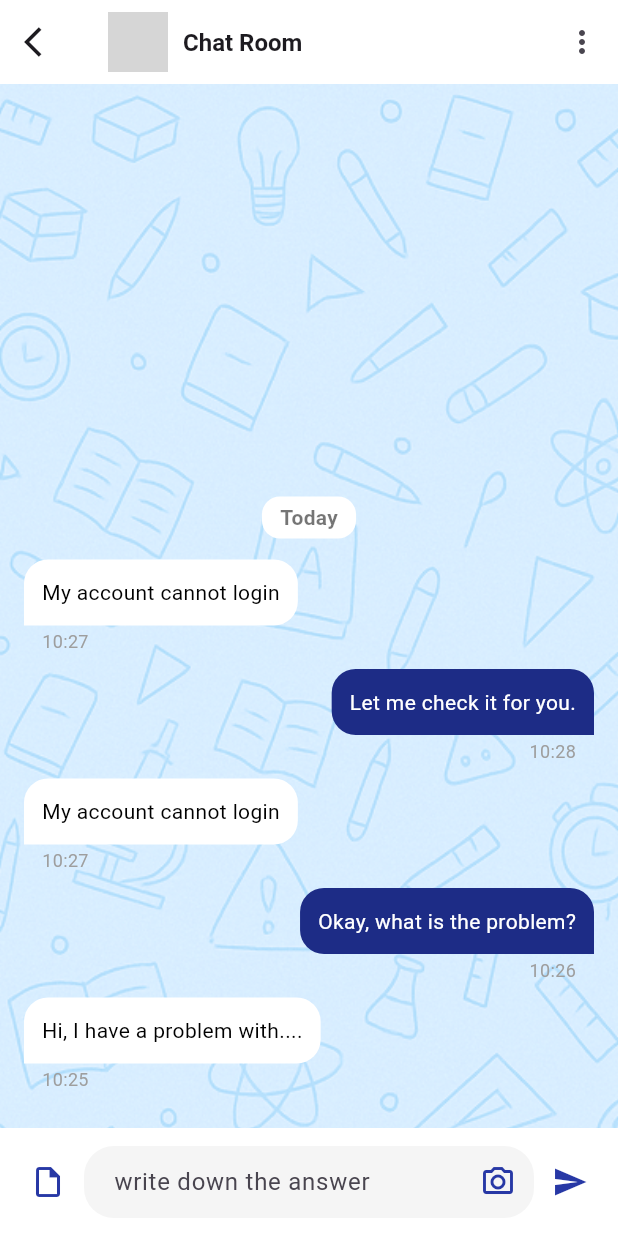
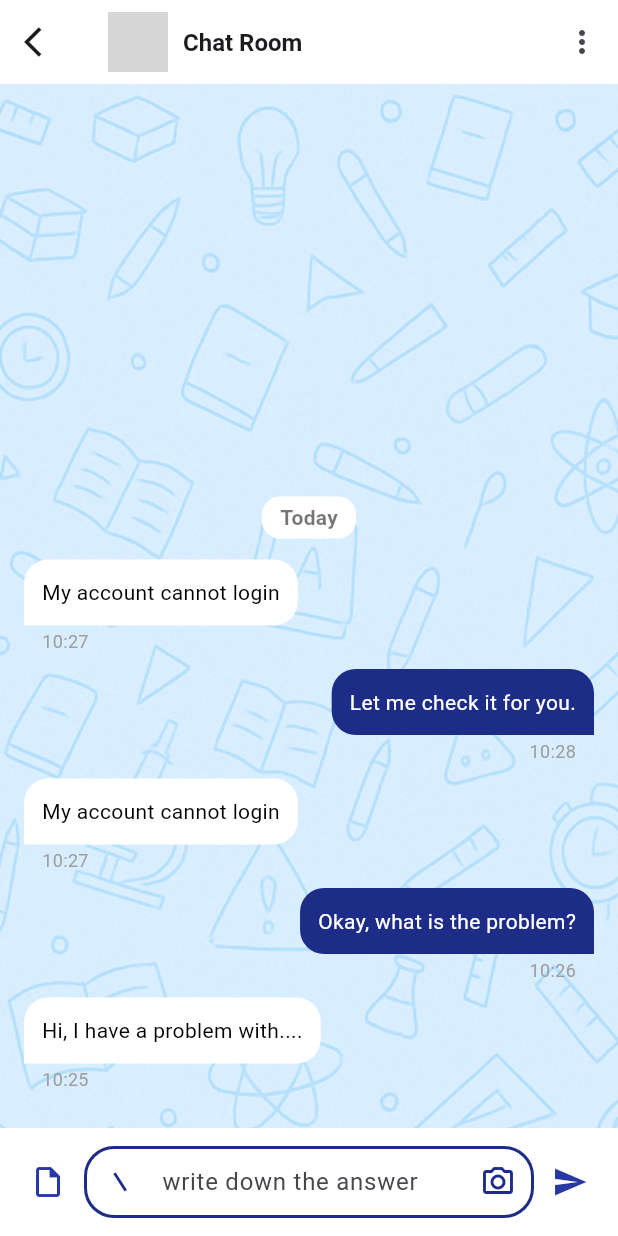
Before and after one commit to rifqinailal/admin_gychat, a Flutter app: the RoomChatScreen screen opened by its route, on a phone screen of 412 x 824 dp. Run offline on Flutter 3.47's test engine with Material 3 defaults, Android fonts, the phone set to English and light mode, and no system bars; our stand-ins replace get; network calls fail; grey boxes are pictures that could not be loaded.

Commit message:
selection message

```diff
--- a/lib/modules/room_chat/room_chat_screen.dart
+++ b/lib/modules/room_chat/room_chat_screen.dart
@@ -25,7 +25,6 @@ String formatDateSeparator(DateTime date) {
 class RoomChatScreen extends GetView<RoomChatController> {
   const RoomChatScreen({super.key});
 
-  // Method untuk AppBar saat mode normal
   AppBar _buildNormalAppBar() {
     return AppBar(
       backgroundColor: Colors.white,
@@ -94,7 +93,6 @@ class RoomChatScreen extends GetView<RoomChatController> {
     );
   }
 
-  // Method untuk AppBar saat mode search
   AppBar _buildSearchAppBar() {
     return AppBar(
       backgroundColor: Colors.white,
@@ -115,27 +113,60 @@ class RoomChatScreen extends GetView<RoomChatController> {
     );
   }
 
-  // Di dalam class RoomChatScreen
+  AppBar _buildMessageSelectionAppBar() {
+    return AppBar(
+      backgroundColor: Colors.white,
+      scrolledUnderElevation: 0.0,
+      leadingWidth: 100,
+      leading: Row(
+        children: [
+          IconButton(
+            onPressed: () => controller.clearMessageSelection(),
+            icon: const Icon(Icons.arrow_back_ios),
+          ),
+          Obx(
+            () => Text(
+              '${controller.selectedMessages.length}',
+              style: const TextStyle(fontSize: 18, fontWeight: FontWeight.bold),
+            ),
+          ),
+        ],
+      ),
+      actions: [
+        IconButton(onPressed: () {}, icon: const Icon(Icons.reply)),
+        IconButton(onPressed: () {}, icon: const Icon(Icons.star_border)),
+        IconButton(
+          onPressed: () {},
+          icon: Transform.rotate(
+            angle: 1, // dalam radian,
+            child: Icon(Icons.push_pin_outlined,  color: Color(0xFF1D2C86)),
+          ),
+        ),
+        IconButton(onPressed: () {}, icon: const Icon(Icons.copy)),
+        IconButton(
+          onPressed: () {},
+          icon: const Icon(Icons.mode_edit_outline_outlined),
+        ),
+        IconButton(onPressed: () {}, icon: const Icon(Icons.delete_outline)),
+      ],
+    );
+  }
 
   @override
   Widget build(BuildContext context) {
     return Scaffold(
-      // MODIFIKASI DIMULAI DI SINI
       appBar: PreferredSize(
-        // 1. Beri tahu ukuran standar sebuah AppBar.
-        // `kToolbarHeight` adalah konstanta tinggi default AppBar di Flutter.
         preferredSize: const Size.fromHeight(kToolbarHeight),
-
-        // 2. Widget dinamis Anda (Obx) sekarang menjadi `child`-nya.
-        child: Obx(
-          () =>
-              controller.isSearchMode.value
-                  ? _buildSearchAppBar()
-                  : _buildNormalAppBar(),
+        child: Obx(() {
+          if (controller.isMessageSelectionMode.value) {
+            return _buildMessageSelectionAppBar();
+          } else if (controller.isSearchMode.value) {
+            return _buildSearchAppBar();
+          } else {
+            return _buildNormalAppBar();
+          }
+        }),
       ),
-      ),
-
-      // AKHIR MODIFIKASI
       body: Container(
         decoration: const BoxDecoration(
           image: DecorationImage(
@@ -176,6 +207,15 @@ class RoomChatScreen extends GetView<RoomChatController> {
                       showTail = message.senderId != prevMessage.senderId;
                     }
 
+                    // ========================================================
+                    // BAGIAN YANG DILENGKAPI ADA DI SINI
+                    // ========================================================
+                    return Obx(() {
+                      // Cek apakah pesan ini ada di dalam daftar pilihan.
+                      final isSelected = controller.selectedMessages.contains(
+                        message,
+                      );
+
                       return Column(
                         children: [
                           if (showDateSeparator)
@@ -188,14 +228,24 @@ class RoomChatScreen extends GetView<RoomChatController> {
                             timestamp: message.timestamp,
                             showTail: showTail,
                             highlightText: controller.searchQuery.value,
+                            // Hubungkan parameter interaksi
+                            isSelected: isSelected,
+                            onTap: () {
+                              if (controller.isMessageSelectionMode.value) {
+                                controller.toggleMessageSelection(message);
+                              }
+                            },
+                            onLongPress: () {
+                              controller.startMessageSelection(message);
+                            },
                           ),
                         ],
                       );
+                    });
                   },
                 ),
               ),
             ),
-            // Panggilan untuk input bar sekarang ada di tempat yang benar
             _buildMessageInputBar(),
           ],
         ),
@@ -203,7 +253,6 @@ class RoomChatScreen extends GetView<RoomChatController> {
     );
   }
 
-  // Method untuk input bar di bagian bawah
   Widget _buildMessageInputBar() {
     return Container(
       padding: const EdgeInsets.symmetric(horizontal: 8, vertical: 12),
@@ -223,25 +272,53 @@ class RoomChatScreen extends GetView<RoomChatController> {
               decoration: InputDecoration(
                 hintText: 'write down the answer',
                 filled: true,
-                fillColor: Colors.grey.shade100, // Warna abu-abu muda
+                fillColor: Colors.white,
                 contentPadding: const EdgeInsets.symmetric(
                   vertical: 10,
                   horizontal: 16,
                 ),
-                border: OutlineInputBorder(
+
+                enabledBorder: OutlineInputBorder(
                   borderRadius: BorderRadius.circular(20),
-                  borderSide: BorderSide.none, // Tanpa border luar
+                  borderSide: const BorderSide(
+                    color: Color(0xFF1D2C86),
+                    width: 2,
                   ),
+                ),
+                focusedBorder: OutlineInputBorder(
+                  borderRadius: BorderRadius.circular(20),
+                  borderSide: const BorderSide(
+                    color: Color(0xFF1D2C86),
+                    width: 2,
+                  ),
+                ),
+
+                // Tombol di depan teks
+                prefixIcon: IconButton(
+                  onPressed: () {
+                    // TODO: Aksi yang mau dilakukan saat tombol ditekan
+                    print("Prefix icon ditekan");
+                  },
+                  icon: Transform.rotate(
+                    angle: 1, // dalam radian,
+                    child: Icon(Icons.remove, color: Color(0xFF1D2C86)),
+                  ),
+                ),
+
+                // Tombol di belakang teks
                 suffixIcon: IconButton(
-                  onPressed: () {},
+                  onPressed: () {
+                    // TODO: Aksi saat camera ditekan
+                  },
                   icon: const Icon(
                     Icons.camera_alt_outlined,
-                    color: ThemeColor.primary,
+                    color: Color(0xFF1D2C86),
                   ),
                 ),
               ),
             ),
           ),
+
           IconButton(
             onPressed: controller.sendMessage,
             icon: const Icon(Icons.send, color: ThemeColor.primary),
--- a/lib/modules/room_chat/widget/chat_bubble.dart
+++ b/lib/modules/room_chat/widget/chat_bubble.dart
@@ -7,6 +7,9 @@ class ChatBubble extends StatelessWidget {
   final bool isSystemMessage;
   final DateTime timestamp;
   final bool showTail;
+  final bool isSelected;
+  final VoidCallback onTap;
+  final VoidCallback onLongPress;
 
   // PENAMBAHAN PARAMETER BARU UNTUK HIGHLIGHT
   final String? highlightText;
@@ -18,7 +21,9 @@ class ChatBubble extends StatelessWidget {
     this.isSystemMessage = false,
     required this.timestamp,
     required this.showTail,
-    // Tambahkan di constructor (tidak wajib, jadi boleh null)
+    required this.isSelected,
+    required this.onTap,
+    required this.onLongPress,
     this.highlightText,
   });
 
@@ -26,20 +31,29 @@ class ChatBubble extends StatelessWidget {
   Widget _buildHighlightedText() {
     // Jika tidak ada kata kunci pencarian, tampilkan Text biasa.
     if (highlightText == null || highlightText!.isEmpty) {
-      return Text(text, style: TextStyle(color: isSender ? Colors.white : Colors.black));
+      return Text(
+        text,
+        style: TextStyle(color: isSender ? Colors.white : Colors.black),
+      );
     }
 
     final regex = RegExp(highlightText!, caseSensitive: false);
     final matches = regex.allMatches(text);
 
     if (matches.isEmpty) {
-      return Text(text, style: TextStyle(color: isSender ? Colors.white : Colors.black));
+      return Text(
+        text,
+        style: TextStyle(color: isSender ? Colors.white : Colors.black),
+      );
     }
 
     // `RichText` bisa menampilkan teks dengan berbagai gaya berbeda dalam satu widget.
     return RichText(
       text: TextSpan(
-        style: TextStyle(color: isSender ? Colors.white : Colors.black, fontSize: 14),
+        style: TextStyle(
+          color: isSender ? Colors.white : Colors.black,
+          fontSize: 14,
+        ),
         // `children` diisi oleh list `TextSpan` yang sudah dipecah.
         children: _generateSpans(text, matches),
       ),
@@ -57,13 +71,15 @@ class ChatBubble extends StatelessWidget {
         spans.add(TextSpan(text: text.substring(lastMatchEnd, match.start)));
       }
       // Tambahkan bagian teks yang cocok (kata kunci) dengan gaya berbeda.
-      spans.add(TextSpan(
+      spans.add(
+        TextSpan(
           text: text.substring(match.start, match.end),
           style: const TextStyle(
             backgroundColor: Colors.yellow, // Warna highlight
             color: Colors.black, // Warna teks di dalam highlight
           ),
-      ));
+        ),
+      );
       lastMatchEnd = match.end;
     }
     // Tambahkan sisa teks normal (setelah kata kunci terakhir).
@@ -72,7 +88,6 @@ class ChatBubble extends StatelessWidget {
     }
     return spans;
   }
-
 
   @override
   Widget build(BuildContext context) {
@@ -91,13 +106,39 @@ class ChatBubble extends StatelessWidget {
     }
 
     // `Column` untuk menyusun gelembung dan waktu
-    return Column(
-      crossAxisAlignment: isSender ? CrossAxisAlignment.end : CrossAxisAlignment.start,
+    return GestureDetector(
+      // `onTap` dihubungkan ke parameter onTap dari constructor.
+      onTap: onTap,
+      // `onLongPress` dihubungkan ke parameter onLongPress dari constructor.
+      onLongPress: onLongPress,
+
+      // 2. DIBUNGKUS DENGAN Container UNTUK WARNA SELEKSI
+      //    Container ini bertugas memberi warna latar saat bubble dipilih.
+      child: Container(
+        // `color` diatur secara kondisional.
+        // Jika `isSelected` bernilai true, beri warna biru transparan.
+        // Jika false, buat transparan (tidak berwarna).
+        color: isSelected ? const Color(0xFF1D2C86).withOpacity(0.3) : Colors.transparent,
+
+        // 3. KONTEN ASLI ANDA
+        //    Seluruh Column yang sudah Anda buat sebelumnya diletakkan di sini.
+        //    Tidak ada yang berubah di dalam Column ini.
+        child: Column(
+          crossAxisAlignment:
+              isSender ? CrossAxisAlignment.end : CrossAxisAlignment.start,
           children: [
             Padding(
-          padding: const EdgeInsets.symmetric(horizontal: 8.0, vertical: 2.0),
+              padding: const EdgeInsets.symmetric(
+                horizontal: 8.0,
+                vertical: 2.0,
+              ),
               child: Align(
-            alignment: isSystemMessage ? Alignment.center : (isSender ? Alignment.centerRight : Alignment.centerLeft),
+                alignment:
+                    isSystemMessage
+                        ? Alignment.center
+                        : (isSender
+                            ? Alignment.centerRight
+                            : Alignment.centerLeft),
                 child: Stack(
                   clipBehavior: Clip.none,
                   children: [
@@ -105,15 +146,25 @@ class ChatBubble extends StatelessWidget {
                     Container(
                       padding: const EdgeInsets.all(12),
                       decoration: BoxDecoration(
-                    color: isSystemMessage ? Colors.yellow.shade200 : (isSender ? const Color(0xFF1D2C86) : Colors.white),
+                        color:
+                            isSystemMessage
+                                ? Colors.yellow.shade200
+                                : (isSender
+                                    ? const Color(0xFF1D2C86)
+                                    : Colors.white),
                         borderRadius: BorderRadius.only(
                           topLeft: const Radius.circular(16),
                           topRight: const Radius.circular(16),
-                      bottomLeft: Radius.circular(showTail && !isSender ? 0 : 16),
-                      bottomRight: Radius.circular(showTail && isSender ? 0 : 16),
+                          bottomLeft: Radius.circular(
+                            showTail && !isSender ? 0 : 16,
+                          ),
+                          bottomRight: Radius.circular(
+                            showTail && isSender ? 0 : 16,
                           ),
                         ),
-                  child: _buildHighlightedText(),
+                      ),
+                      child:
+                          _buildHighlightedText(), // Memanggil method highlight
                     ),
                     // Tampilkan ekor hanya jika `showTail` adalah true
                     if (showTail && !isSystemMessage) buildTail(isSender),
@@ -127,13 +178,12 @@ class ChatBubble extends StatelessWidget {
               padding: const EdgeInsets.only(left: 20, right: 20, bottom: 8),
               child: Text(
                 DateFormat('HH:mm').format(timestamp),
-            style: const TextStyle(
-              fontSize: 12,
-              color: Colors.grey,
-            ),
+                style: const TextStyle(fontSize: 12, color: Colors.grey),
               ),
             ),
           ],
+        ),
+      ),
     );
   }
 }
```
Also changed, not shown: lib/modules/room_chat/room_chat_controller.dart (+70 -11 lines). Lines whose indentation alone changed are shown as unchanged.
